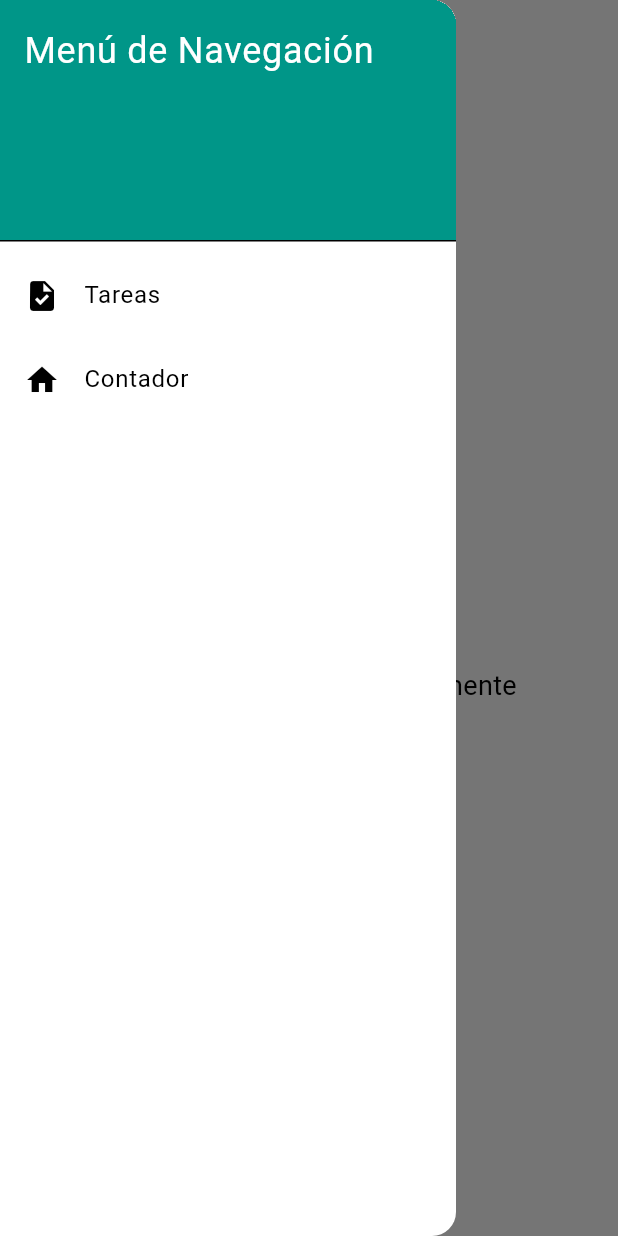
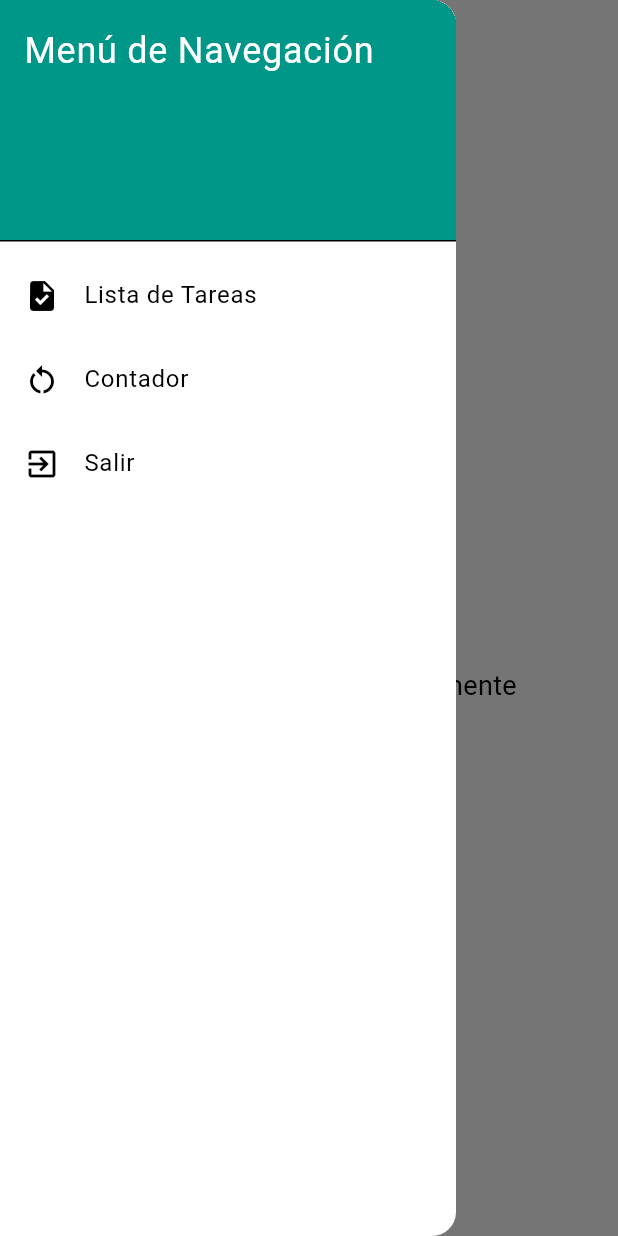
Before and after one commit to alejandrafrancog/afranco-flutter, a Flutter app: the WelcomeScreen screen opened directly, with the side drawer open, on a phone screen of 412 x 824 dp. Run offline on Flutter 3.47's test engine with Material 3 defaults, Android fonts, the phone set to English and light mode, and no system bars.

Commit message:
Agregar botón de Salir a welcome_screen.dart

```diff
--- a/lib/views/welcome_screen.dart
+++ b/lib/views/welcome_screen.dart
@@ -1,7 +1,8 @@
+import 'package:afranco/views/login_screen.dart';
 import 'package:flutter/material.dart';
 import 'package:afranco/views/tasks.dart'; // Mantén esta línea
 import '../main.dart';
-//import '../constants.dart';
+import '../constants.dart';
 
 class WelcomeScreen extends StatelessWidget {
   const WelcomeScreen({super.key});
@@ -26,7 +27,7 @@ drawer: Drawer(
       ),
       ListTile(
         leading: const Icon(Icons.task),
-        title: const Text('Tareas'),
+        title: const Text(AppConstants.titleAppBarT),
         onTap: () {
           Navigator.push(
             context,
@@ -36,13 +37,25 @@ drawer: Drawer(
       ),
       // Nuevo botón para Pantalla Principal
       ListTile(
-        leading: const Icon(Icons.home),
+        leading: const Icon(Icons.restart_alt),
         title: const Text('Contador'),
         onTap: () {
           Navigator.push(
             context,
             MaterialPageRoute(
               builder: (context) => MyHomePage(title:'Contador')),
+
+          );
+        },
+      ),
+      ListTile(
+        leading: const Icon(Icons.exit_to_app),
+        title: const Text('Salir'),
+        onTap: () {
+          Navigator.push(
+            context,
+            MaterialPageRoute(
+              builder: (context) => LoginScreen()),
 
           );
         },
```
